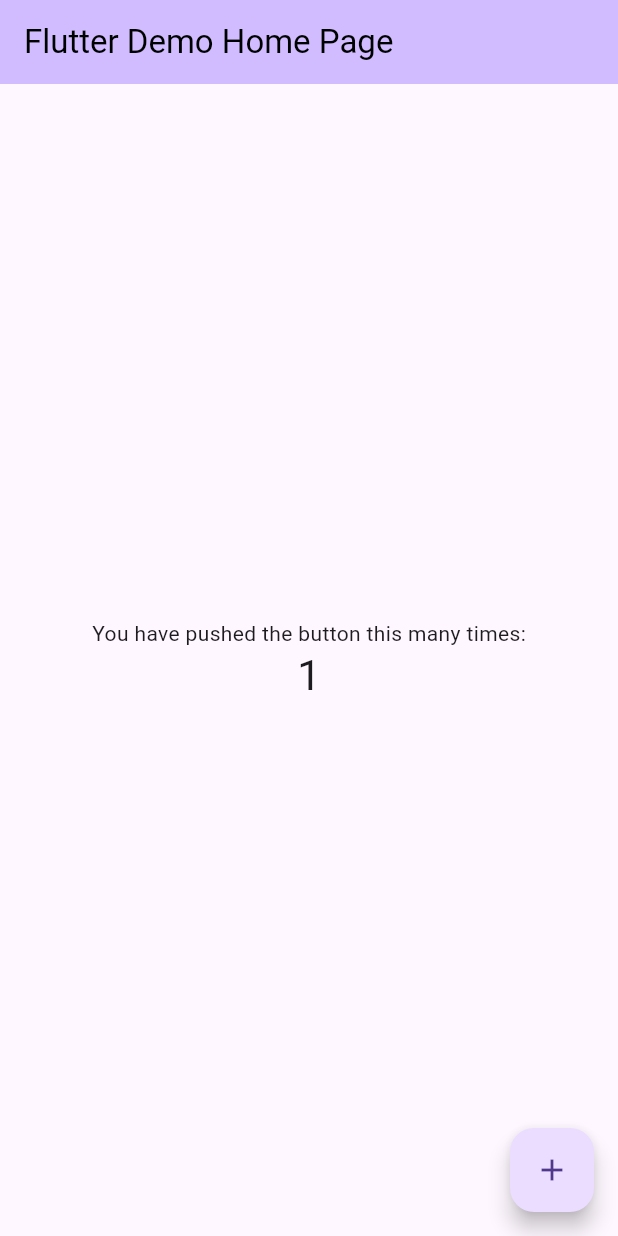
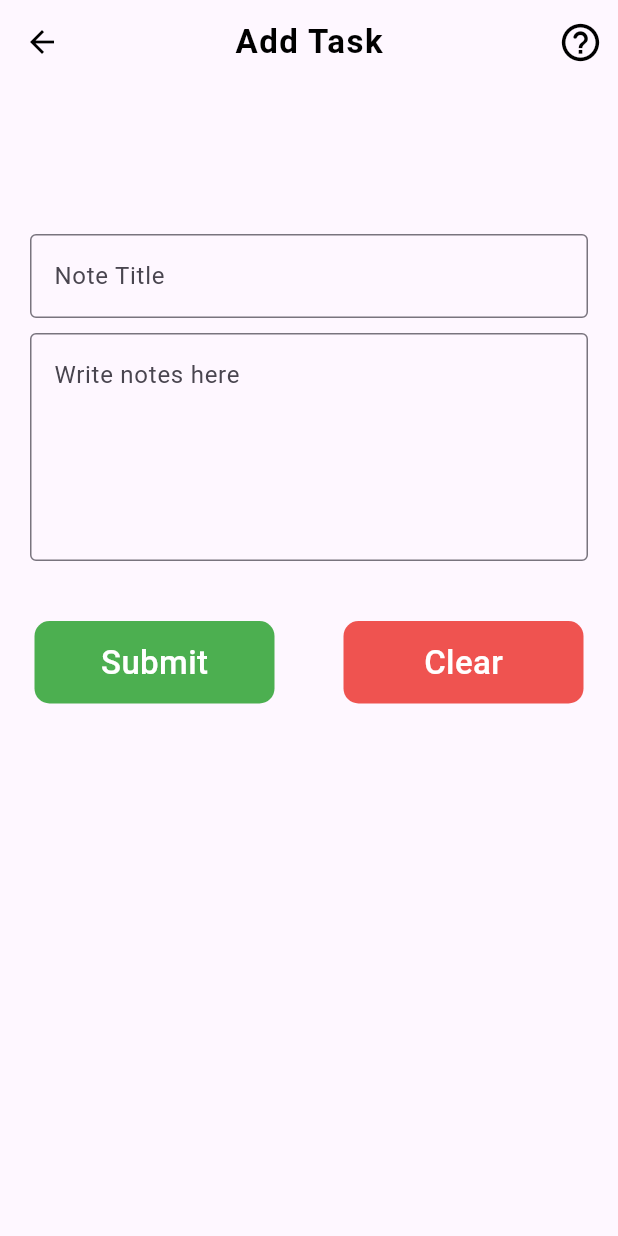
Before and after one commit to lvtdel/todo_app, a Flutter app: the screen it shows after launch, after a tap on the "add" icon, on a phone screen of 412 x 824 dp. Run offline on Flutter 3.47's test engine with Material 3 defaults, Android fonts, the phone set to English and light mode, and no system bars; our stand-ins replace bloc, flutter_bloc, sqflite; accounts and stored records are empty.

Commit message:
Refactor: Bloc for add/update screen

```diff
--- /dev/null
+++ b/lib/add_update_screen.dart
@@ -0,0 +1,257 @@
+import 'package:flutter/material.dart';
+import 'package:flutter_bloc/flutter_bloc.dart';
+import 'package:intl/intl.dart';
+import 'package:todo_app/bloc/todo_bloc.dart';
+import 'package:todo_app/db_handler.dart';
+import 'package:todo_app/home_screen.dart';
+import 'package:todo_app/mode.dart';
+
+class AddUpdateTask extends StatefulWidget {
+  int? todoId;
+  // String? todoTitle;
+  // String? todoDesc;
+  // String? todoDT;
+  bool? update;
+
+  AddUpdateTask(
+      {super.key,
+      this.todoId,
+      // this.todoTitle,
+      // this.todoDesc,
+      // this.todoDT,
+      this.update});
+
+  @override
+  State<AddUpdateTask> createState() => _AddUpdateTaskState();
+}
+
+class _AddUpdateTaskState extends State<AddUpdateTask> {
+  DBHelper? dbHelper;
+  late Future<List<TodoModel>> dataList;
+
+  final _formKey = GlobalKey<FormState>();
+  final titleController = TextEditingController();
+  final descController = TextEditingController();
+
+  @override
+  void initState() {
+    // TODO: implement initState
+    super.initState();
+    dbHelper = DBHelper();
+    loadData();
+  }
+
+  _onSubmit(BuildContext context) {
+    var todoBloc = context.read<TodoBloc>();
+    String title = titleController.text;
+    String desc = descController.text;
+
+    if (_formKey.currentState!.validate()) {
+      if (widget.update == true) {
+        TodoLoadedState todoLoadedState = todoBloc.state as TodoLoadedState;
+
+        todoBloc.add(UpdateTodoEvent(
+            id: todoLoadedState.todoModel.id!,
+            title: title,
+            desc: desc,
+            dateAndTime: todoLoadedState.todoModel.dateAndTime));
+      } else {
+        todoBloc.add(AddTodoEvent(title: title, desc: desc));
+      }
+      // Navigator.push(context, MaterialPageRoute(builder: (_) => HomeScreen()));
+      Navigator.pop(context);
+      titleController.clear();
+      descController.clear();
+    }
+  }
+
+  _onEdit() {
+
+  }
+
+  _onClear() {
+    titleController.clear();
+    descController.clear();
+  }
+
+  @override
+  Widget build(BuildContext context) {
+    // final titleController = TextEditingController(text: widget.todoTitle);
+    // final descController = TextEditingController(text: widget.todoDesc);
+
+    String appTitle = widget.update == true ? "Update Task" : "Add Task";
+
+    return BlocProvider(
+      create: (_) {
+        var bloc = TodoBloc();
+        if (widget.update == true) {
+          print("Add LoadEvent");
+          bloc.add(LoadTodoEvent(id: widget.todoId!));
+        }
+        return bloc;
+      },
+      child: Scaffold(
+        appBar: AppBar(
+          title: Text(
+            appTitle,
+            style: const TextStyle(
+                fontSize: 22, fontWeight: FontWeight.w600, letterSpacing: 1),
+          ),
+          centerTitle: true,
+          elevation: 0,
+          actions: const [
+            Padding(
+              padding: EdgeInsets.only(right: 10),
+              child: Icon(
+                Icons.help_outline_rounded,
+                size: 30,
+              ),
+            )
+          ],
+        ),
+        body: BlocBuilder<TodoBloc, TodoState>(
+          builder: (context, state) {
+            if (state is TodoLoading) {
+              return const Center(child: CircularProgressIndicator());
+            }
+
+            if (state is TodoLoadedState) {
+              titleController.text = state.todoModel.title ?? "";
+              descController.text = state.todoModel.desc ?? "";
+            }
+            print(state);
+            // if (state is TodoInitial){
+              return Padding(
+                padding: EdgeInsets.only(top: 100),
+                child: SingleChildScrollView(
+                  child: Column(
+                    children: [
+                      Form(
+                          key: _formKey,
+                          child: Column(
+                            children: [
+                              Padding(
+                                padding:
+                                const EdgeInsets.symmetric(horizontal: 20),
+                                child: TextFormField(
+                                  keyboardType: TextInputType.multiline,
+                                  controller: titleController,
+                                  decoration: const InputDecoration(
+                                    border: OutlineInputBorder(),
+                                    hintText: "Note Title",
+                                  ),
+                                  validator: (value) {
+                                    if (value!.isEmpty) {
+                                      return "Enter some text";
+                                    }
+                                    return null;
+                                  },
+                                ),
+                              ),
+                              SizedBox(
+                                height: 10,
+                              ),
+                              Padding(
+                                padding: EdgeInsets.symmetric(horizontal: 20),
+                                child: TextFormField(
+                                  keyboardType: TextInputType.multiline,
+                                  controller: descController,
+                                  maxLines: null,
+                                  minLines: 5,
+                                  decoration: InputDecoration(
+                                    border: OutlineInputBorder(),
+                                    hintText: "Write notes here",
+                                  ),
+                                  validator: (value) {
+                                    if (value!.isEmpty) {
+                                      return "Enter some text";
+                                    }
+                                    return null;
+                                  },
+                                ),
+                              ),
+                            ],
+                          )),
+                      SizedBox(
+                        height: 40,
+                      ),
+                      Container(
+                        width: MediaQuery.of(context).size.width,
+                        child: Row(
+                          mainAxisAlignment: MainAxisAlignment.spaceAround,
+                          children: [
+                            Material(
+                              color: Colors.green,
+                              borderRadius: BorderRadius.circular(10),
+                              child: InkWell(
+                                onTap: () {
+                                  _onSubmit(context);
+                                },
+                                child: Container(
+                                  alignment: Alignment.center,
+                                  margin: EdgeInsets.symmetric(horizontal: 20),
+                                  padding: EdgeInsets.symmetric(horizontal: 10),
+                                  height: 55,
+                                  width: 120,
+                                  decoration: BoxDecoration(
+                                    // boxShadow: [BoxShadow(
+                                    //   color: Colors.black12,
+                                    //   blurRadius: 5,
+                                    //   spreadRadius:1
+                                    // )]
+                                  ),
+                                  child: Text(
+                                    "Submit",
+                                    style: TextStyle(
+                                        fontSize: 22,
+                                        fontWeight: FontWeight.w500,
+                                        color: Colors.white),
+                                  ),
+                                ),
+                              ),
+                            ),
+                            Material(
+                              color: Colors.red[400],
+                              borderRadius: BorderRadius.circular(10),
+                              child: InkWell(
+                                onTap: _onClear,
+                                child: Container(
+                                  alignment: Alignment.center,
+                                  margin: EdgeInsets.symmetric(horizontal: 20),
+                                  padding: EdgeInsets.symmetric(horizontal: 10),
+                                  height: 55,
+                                  width: 120,
+                                  decoration: BoxDecoration(
+                                    // boxShadow: [BoxShadow(
+                                    //   color: Colors.black12,
+                                    //   blurRadius: 5,
+                                    //   spreadRadius:1
+                                    // )]
+                                  ),
+                                  child: Text(
+                                    "Clear",
+                                    style: TextStyle(
+                                        fontSize: 22,
+                                        fontWeight: FontWeight.w500,
+                                        color: Colors.white),
+                                  ),
+                                ),
+                              ),
+                            )
+                          ],
+                        ),
+                      )
+                    ],
+                  ),
+                ),
+              );
+          },
+        ),
+      ),
+    );
+  }
+
+  void loadData() async {
+    dataList = dbHelper!.getDataList();
+  }
+}
--- /dev/null
+++ b/lib/bloc/todo_bloc.dart
@@ -0,0 +1,41 @@
+import 'package:bloc/bloc.dart';
+import 'package:intl/intl.dart';
+import 'package:meta/meta.dart';
+import 'package:todo_app/db_handler.dart';
+import 'package:todo_app/mode.dart';
+
+part 'todo_event.dart';
+
+part 'todo_state.dart';
+
+class TodoBloc extends Bloc<TodoEvent, TodoState> {
+  late final DBHelper dbHelper;
+
+  TodoBloc() : super(TodoInitial()) {
+    dbHelper = DBHelper();
+
+    on<LoadTodoEvent>(_onFetchTodo);
+    on<AddTodoEvent>((event, emit) {
+      // TODO: implement event handler
+    });
+    on<UpdateTodoEvent>(_onUpdateTodo);
+    on<DeleteTodoEvent>((event, emit) {
+      // TODO: implement event handler
+    });
+  }
+
+  _onFetchTodo(LoadTodoEvent event, emit) async {
+    try {
+      emit(TodoLoading());
+      final todo = await dbHelper.getTodo(event.id);
+      emit(TodoLoadedState(todoModel: todo));
+    } catch (e) {
+      print("Load todo error!");
+      print(e);
+    }
+  }
+
+  _onUpdateTodo(UpdateTodoEvent event, emit) async {
+    dbHelper.update(event.todoModel);
+  }
+}
--- /dev/null
+++ b/lib/bloc/todo_event.dart
@@ -0,0 +1,36 @@
+part of 'todo_bloc.dart';
+
+@immutable
+sealed class TodoEvent {}
+
+class LoadTodoEvent extends TodoEvent {
+  final int id;
+
+  LoadTodoEvent({required this.id});
+}
+
+class AddTodoEvent extends TodoEvent {
+  late final TodoModel todoModel;
+
+  AddTodoEvent({required String title, required String desc}) {
+    todoModel = TodoModel(
+        title: title,
+        desc: desc,
+        dateAndTime: DateFormat('yMd').add_jm().format(DateTime.now()));
+  }
+}
+
+class UpdateTodoEvent extends TodoEvent {
+  late final TodoModel todoModel;
+
+  UpdateTodoEvent(
+      {required int id, required String title, required String desc, required dateAndTime}) {
+    todoModel = TodoModel(id: id, title: title, desc: desc, dateAndTime: dateAndTime);
+  }
+}
+
+class DeleteTodoEvent extends TodoEvent {
+  final int id;
+
+  DeleteTodoEvent({required this.id});
+}
--- /dev/null
+++ b/lib/bloc/todo_state.dart
@@ -0,0 +1,14 @@
+part of 'todo_bloc.dart';
+
+@immutable
+sealed class TodoState {}
+
+final class TodoInitial extends TodoState {}
+
+final class TodoLoading extends TodoState {}
+
+final class TodoLoadedState extends TodoState {
+  final TodoModel todoModel;
+
+  TodoLoadedState({required this.todoModel});
+}
--- /dev/null
+++ b/lib/db_handler.dart
@@ -0,0 +1,67 @@
+import 'dart:async';
+
+import 'package:path_provider/path_provider.dart';
+import 'package:sqflite/sqflite.dart';
+import 'dart:io' as io;
+import 'package:path/path.dart';
+import 'package:todo_app/mode.dart';
+
+class DBHelper {
+  static Database? _db;
+
+  Future<Database?> get db async {
+    if (_db != null) {
+      return _db;
+    }
+
+    _db = await initDatabase();
+    return _db;
+  }
+
+  initDatabase() async {
+    io.Directory documentDirectory = await getApplicationDocumentsDirectory();
+    String path = join(documentDirectory.path, 'Todo.db');
+    var db = await openDatabase(path, version: 1, onCreate: _createDatabase);
+    return db;
+  }
+
+  _createDatabase(Database db, int version) async {
+    await db.execute(
+      "CREATE TABLE my_todo(id INTEGER PRIMARY KEY AUTOINCREMENT, title TEXT NOT NULL,"
+      " desc TEXT NOT NULL , date_and_time TEXT NOT NULL)",
+    );
+  }
+
+  Future<TodoModel> insert(TodoModel todoModel) async {
+    var dbClient = await db;
+    await dbClient?.insert('my_todo', todoModel.toMap());
+    return todoModel;
+  }
+
+  Future<List<TodoModel>> getDataList() async {
+    await db;
+    final List<Map<String, Object?>> queryResult =
+        await _db!.rawQuery('SELECT * FROM my_todo');
+    return queryResult.map((e) => TodoModel.fromMap(e)).toList();
+  }
+
+  Future<TodoModel> getTodo(int id) async {
+    var dbClient = await db;
+
+    var todoMaps = await dbClient!.query('my_todo', where: 'id = ?', whereArgs: [id]);
+
+    return TodoModel.fromMap(todoMaps.first);
+  }
+
+  Future<int> delete(int id) async {
+    var dbClient = await db;
+
+    return await dbClient!.delete('my_todo', where: 'id = ?', whereArgs: [id]);
+  }
+
+  Future<int> update(TodoModel todoModel) async {
+    var dbClient = await db;
+    return await dbClient!.update('my_todo', todoModel.toMap(),
+        where: 'id = ?', whereArgs: [todoModel.id]);
+  }
+}
--- /dev/null
+++ b/lib/home_screen.dart
@@ -0,0 +1,192 @@
+import 'package:flutter/material.dart';
+import 'package:todo_app/add_update_screen.dart';
+import 'package:todo_app/db_handler.dart';
+import 'package:todo_app/mode.dart';
+
+class HomeScreen extends StatefulWidget {
+  HomeScreen({super.key});
+
+  @override
+  State<HomeScreen> createState() => _HomeScreenState();
+}
+
+class _HomeScreenState extends State<HomeScreen> {
+  DBHelper? dbHelper;
+
+  late Future<List<TodoModel>> dataList;
+
+  @override
+  void initState() {
+    // TODO: implement initState
+    super.initState();
+    dbHelper = DBHelper();
+    loadData();
+  }
+
+  loadData() async {
+    dataList = dbHelper!.getDataList();
+  }
+
+  _onEdit(int todoId) {
+    Navigator.push(
+        context,
+        MaterialPageRoute(
+            builder: (_) => AddUpdateTask(
+                  todoId: todoId,
+                  // todoTitle: todoTitle,
+                  // todoDesc: todoDesc,
+                  // todoDT: todoDT,
+                  update: true,
+                )));
+  }
+
+  @override
+  Widget build(BuildContext context) {
+    return Scaffold(
+      drawer: Drawer(),
+      appBar: AppBar(
+        title: Text(
+          'DP-TODO',
+          style: TextStyle(
+              fontSize: 22, fontWeight: FontWeight.w600, letterSpacing: 1),
+        ),
+        centerTitle: true,
+        elevation: 0,
+        actions: [
+          Padding(
+            padding: EdgeInsets.only(right: 10),
+            child: Icon(
+              Icons.help_outline_rounded,
+              size: 30,
+            ),
+          )
+        ],
+      ),
+      body: Column(
+        children: [
+          Expanded(
+              child: FutureBuilder(
+                  future: dataList,
+                  builder: (context, AsyncSnapshot<List<TodoModel>> snapShot) {
+                    if (!snapShot.hasData || snapShot.data == null) {
+                      return Center(
+                        child: CircularProgressIndicator(),
+                      );
+                    } else if (snapShot.data!.isEmpty) {
+                      return Center(
+                        child: Text(
+                          "No task found",
+                          style: TextStyle(
+                              fontSize: 25,
+                              fontWeight: FontWeight.bold,
+                              color: Colors.black),
+                        ),
+                      );
+                    } else {
+                      return ListView.builder(
+                        shrinkWrap: true,
+                        itemCount: snapShot.data!.length,
+                        itemBuilder: (context, index) {
+                          TodoModel todo = snapShot.data![index];
+                          int todoId = todo.id!;
+                          String todoTitle = todo.title!;
+                          String todoDesc = todo.desc!;
+                          String todoDT = todo.dateAndTime!;
+
+                          return Dismissible(
+                            key: ValueKey<int>(todoId),
+                            direction: DismissDirection.endToStart,
+                            background: Container(
+                              color: Colors.red,
+                              child: Icon(
+                                Icons.delete_forever,
+                                color: Colors.white,
+                              ),
+                            ),
+                            onDismissed: (DismissDirection direction) {
+                              setState(() {
+                                dbHelper!.delete(todoId);
+                                dataList = dbHelper!.getDataList();
+                                snapShot.data!.remove(snapShot.data![index]);
+                              });
+                            },
+                            child: InkWell(
+                              onTap: () => _onEdit(todoId),
+                              child: Container(
+                                margin: EdgeInsets.all(5),
+                                decoration: BoxDecoration(
+                                    color: Colors.yellow.shade300,
+                                    boxShadow: [
+                                      BoxShadow(
+                                          color: Colors.black12,
+                                          blurRadius: 4,
+                                          spreadRadius: 1)
+                                    ]),
+                                child: Column(
+                                  children: [
+                                    ListTile(
+                                      contentPadding: EdgeInsets.all(10),
+                                      title: Padding(
+                                        padding: EdgeInsets.only(bottom: 10),
+                                        child: Text(
+                                          todoTitle,
+                                          style: TextStyle(fontSize: 19),
+                                        ),
+                                      ),
+                                      subtitle: Text(
+                                        todoDesc,
+                                        style: TextStyle(fontSize: 17),
+                                      ),
+                                    ),
+                                    Divider(
+                                      color: Colors.black,
+                                      thickness: 0.8,
+                                    ),
+                                    Padding(
+                                      padding: EdgeInsets.symmetric(
+                                          vertical: 3, horizontal: 10),
+                                      child: Row(
+                                        mainAxisAlignment:
+                                            MainAxisAlignment.spaceBetween,
+                                        children: [
+                                          Text(
+                                            todoDT,
+                                            style: TextStyle(
+                                                fontSize: 14,
+                                                fontWeight: FontWeight.w400,
+                                                fontStyle: FontStyle.italic),
+                                          ),
+                                          InkWell(
+                                            onTap: () => _onEdit(todoId),
+                                            child: Icon(
+                                              Icons.edit_note,
+                                              size: 28,
+                                              color: Colors.green,
+                                            ),
+                                          )
+                                        ],
+                                      ),
+                                    ),
+                                  ],
+                                ),
+                              ),
+                            ),
+                          );
+                        },
+                      );
+                      // return Placeholder();
+                    }
+                  }))
+        ],
+      ),
+      floatingActionButton: FloatingActionButton(
+        backgroundColor: Colors.green,
+        onPressed: () {
+          Navigator.push(
+              context, MaterialPageRoute(builder: (_) => AddUpdateTask()));
+        },
+        child: Icon(Icons.add),
+      ),
+    );
+  }
+}
--- a/lib/main.dart
+++ b/lib/main.dart
@@ -1,4 +1,5 @@
 import 'package:flutter/material.dart';
+import 'package:todo_app/home_screen.dart';
 
 void main() {
   runApp(const MyApp());
@@ -17,8 +18,9 @@ class MyApp extends StatelessWidget {
           foregroundColor: Colors.black
         )
       ),
+      debugShowCheckedModeBanner: false,
 
-      home: const MyHomePage(title: 'Flutter Demo Home Page'),
+      home: HomeScreen(),
     );
   }
 }
--- /dev/null
+++ b/lib/mode.dart
@@ -0,0 +1,23 @@
+class TodoModel {
+  final int? id;
+  final String? title;
+  final String? desc;
+  final String? dateAndTime;
+
+  TodoModel({this.id, this.title, this.desc, this.dateAndTime});
+
+  TodoModel.fromMap(Map<String, dynamic> res)
+      : id = res['id'],
+        title = res['title'],
+        desc = res['desc'],
+        dateAndTime = res['date_and_time'];
+
+  Map<String, Object?> toMap() {
+    return {
+      'id': id,
+      'title': title,
+      'desc': desc,
+      'date_and_time': dateAndTime,
+    };
+  }
+}
--- a/pubspec.yaml
+++ b/pubspec.yaml
@@ -33,6 +33,7 @@ dependencies:
   sqflite: ^2.3.3+1
   path_provider: ^2.1.4
   intl: ^0.19.0
+  flutter_bloc:
 
 
   # The following adds the Cupertino Icons font to your application.
```
Also changed, not shown: pubspec.lock.
